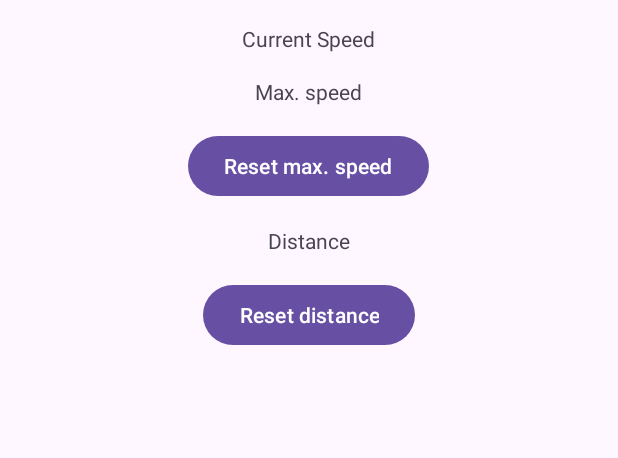
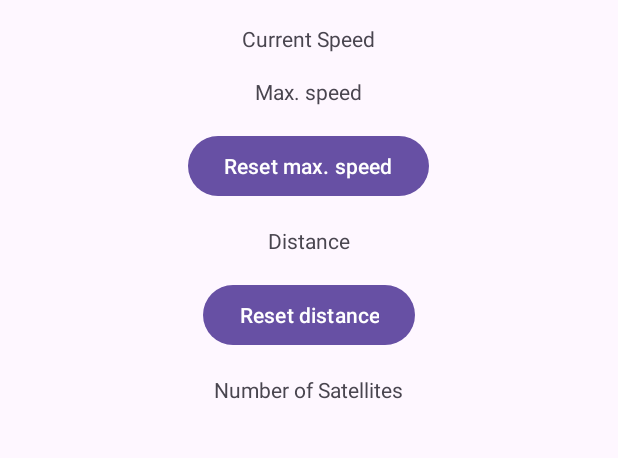
Before and after one commit to FuzzyWuzzy8/Speedo, an Android app: the screen it shows after launch (MainActivity), on a phone screen of 412 x 824 dp, the part 119-577 px from its top. Run offline under Robolectric (Android 15) with nearby library versions, the phone set to English and light mode, and no system bars.

Commit message:
Updated method to check Satellites

```diff
--- a/app/build.gradle.kts
+++ b/app/build.gradle.kts
@@ -10,7 +10,7 @@ android {
         applicationId = "pl.pue.air.speedo"
         minSdk = 30
         targetSdk = 34
-        versionCode = 1
+        versionCode = 101
         versionName = "1.0.1"
 
         testInstrumentationRunner = "androidx.test.runner.AndroidJUnitRunner"
@@ -31,7 +31,7 @@ android {
 dependencies {
 
     implementation("androidx.appcompat:appcompat:1.6.1")
-    implementation("com.google.android.material:material:1.8.0")
+    implementation("com.google.android.material:material:1.10.0")
     implementation("androidx.constraintlayout:constraintlayout:2.1.4")
     testImplementation("junit:junit:4.13.2")
     androidTestImplementation("androidx.test.ext:junit:1.1.5")
--- a/app/src/main/java/pl/pue/air/speedo/MainActivity.java
+++ b/app/src/main/java/pl/pue/air/speedo/MainActivity.java
@@ -5,20 +5,15 @@ import static android.webkit.ConsoleMessage.MessageLevel.LOG;
 import androidx.appcompat.app.AppCompatActivity;
 
 import android.location.LocationListener;
-import android.Manifest;
 import android.annotation.TargetApi;
 import android.content.Context;
 import android.content.pm.PackageManager;
-import android.location.Location;
 import android.location.LocationManager;
-import android.os.Build;
 import android.os.Bundle;
 import android.util.Log;
 import android.view.View;
 import android.widget.Button;
 import android.widget.TextView;
-
-import androidx.core.content.ContextCompat;
 
 public class MainActivity extends AppCompatActivity {
 
@@ -37,7 +32,7 @@ public class MainActivity extends AppCompatActivity {
     private TextView textViewCurrentSpeed;
     private TextView textViewMaxSpeed;
     private TextView textViewCurrentDistance;
-    private TextView textViewNoOfSatellites;
+    private TextView textViewNoSatellites;
     private Button buttonResetDistance;
     private Button buttonResetSpeed;
     private int speed = -1;
@@ -48,7 +43,7 @@ public class MainActivity extends AppCompatActivity {
     @Override
     protected void onCreate(Bundle savedInstanceState) {
         super.onCreate(savedInstanceState);
-        View blankView = new View(this);
+        View blankView = new View(this);  //leave for later
         setContentView(R.layout.activity_main);
 
         // Initialize TextView and Button objects here
@@ -56,7 +51,7 @@ public class MainActivity extends AppCompatActivity {
         textViewCurrentSpeed = findViewById(R.id.textCurrent_speed);
         textViewMaxSpeed = findViewById(R.id.textMax_speed);
         textViewCurrentDistance = findViewById(R.id.textDistance);
-        // textViewNoOfSatellites = findViewById(R.id.textNoOfSatellites);
+        textViewNoSatellites = findViewById(R.id.textNoSatellites);
         buttonResetDistance = findViewById(R.id.reset_distance_button);
         buttonResetSpeed = findViewById(R.id.reset_max_speed_button);
 
@@ -175,9 +170,9 @@ public class MainActivity extends AppCompatActivity {
 
     public void setSatellitesAndDisplayTheirNumber(int satellites) {
         this.satellites = satellites;
-        if (textViewNoOfSatellites != null) {
-            textViewNoOfSatellites.setText(
-                    getString(R.string.noOfSatellites) + ": " + this.satellites);
+        if (textViewNoSatellites != null) {
+            textViewNoSatellites.setText(
+                    getString(R.string.noSatellites) + ": " + this.satellites);
         }
     }
     // other methods
--- a/app/src/main/res/layout/activity_main.xml
+++ b/app/src/main/res/layout/activity_main.xml
@@ -66,6 +66,16 @@
         android:layout_marginTop="16dp"
         android:text="@string/reset_distance" />
 
+    <!-- TextView for Satellites -->
+    <TextView
+        android:id="@+id/textNoSatellites"
+        android:layout_width="wrap_content"
+        android:layout_height="wrap_content"
+        android:layout_centerHorizontal="true"
+        android:layout_below="@id/reset_distance_button"
+        android:layout_marginTop="16dp"
+        android:text="@string/noSatellites" />
+
     <!-- Other buttons and elements -->
 
 </RelativeLayout>
--- a/app/src/main/res/values/strings.xml
+++ b/app/src/main/res/values/strings.xml
@@ -6,7 +6,7 @@
     <string name="reset_max_speed">Reset max. speed</string>
     <string name="current_distance">Distance</string>
     <string name="reset_distance">Reset distance</string>
-    <string name="noOfSatellites">Number of Satellites</string>
+    <string name="noSatellites">Number of Satellites</string>
     <string name="play">Play!</string>
     <string name="kmh"> km/h</string>
     <string name="m"> m</string>
```
